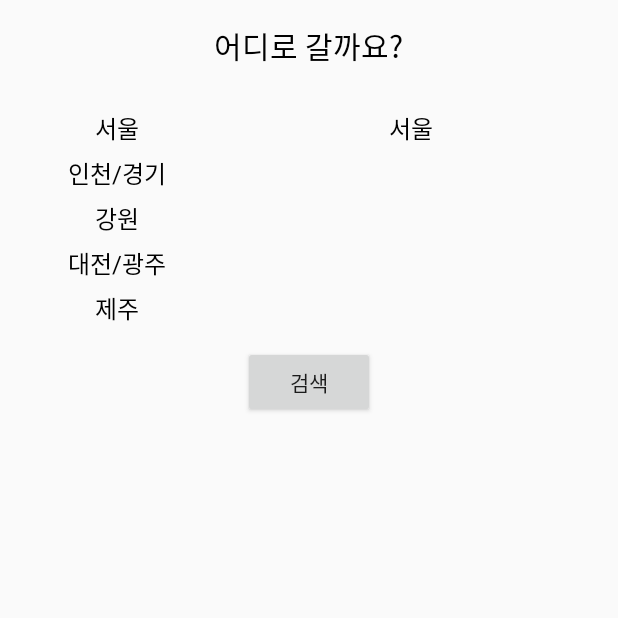
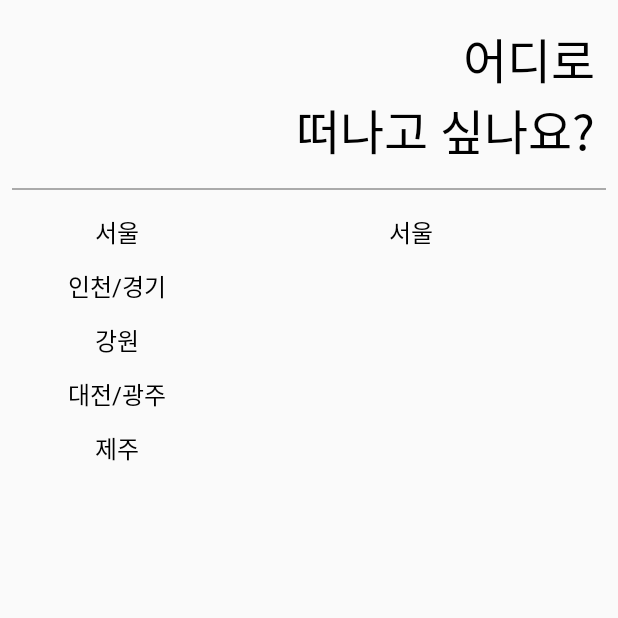
Before and after one commit to guidit/guidit-android, an Android app: the fragment SightFragment shown on its own in the app's theme, on a phone screen of 412 x 824 dp, the top half of it. Run offline under Robolectric (Android 15) with nearby library versions, the light colour scheme and no system bars; our stand-ins replace ButterKnife.

Commit message:
sight frag custom

```diff
--- a/app/src/main/java/com/cse421/guidit/fragments/SightFragment.java
+++ b/app/src/main/java/com/cse421/guidit/fragments/SightFragment.java
@@ -31,7 +31,6 @@ public class SightFragment extends Fragment {
 
     @BindView(R.id.upper_locations) RecyclerView upperRecyclerView;
     @BindView(R.id.lower_locations) RecyclerView lowerRecyclerView;
-    @BindView(R.id.search_btn) Button searchBtn;
 
     @BindArray(R.array.upper_locations) String [] upperLocations;
     @BindArray(R.array.lower_seoul) String [] seoul;
--- a/app/src/main/res/layout/fragment_sight.xml
+++ b/app/src/main/res/layout/fragment_sight.xml
@@ -1,18 +1,26 @@
 <?xml version="1.0" encoding="utf-8"?>
 <LinearLayout xmlns:android="http://schemas.android.com/apk/res/android"
-              android:orientation="vertical"
-              android:layout_width="match_parent"
-              android:layout_height="match_parent"
+    android:orientation="vertical"
+    android:layout_width="match_parent"
+    android:layout_height="match_parent"
     android:gravity="center_horizontal">
 
     <TextView
-        android:layout_width="wrap_content"
+        android:layout_width="match_parent"
         android:layout_height="wrap_content"
-        android:text="어디로 갈까요?"
+        android:text="어디로\n떠나고 싶나요?"
         android:textColor="@android:color/black"
-        android:textSize="20sp"
+        android:textSize="32sp"
+        android:textAlignment="textEnd"
+        android:layout_gravity="end"
         android:layout_margin="15dp"/>
 
+    <LinearLayout
+        android:layout_width="match_parent"
+        android:layout_height="1dp"
+        android:layout_marginLeft="8dp"
+        android:layout_marginRight="8dp"
+        android:background="@android:color/darker_gray"></LinearLayout>
     <LinearLayout
         android:layout_width="match_parent"
         android:layout_height="wrap_content"
@@ -33,9 +41,4 @@
 
     </LinearLayout>
 
-    <Button
-        android:id="@+id/search_btn"
-        android:layout_width="wrap_content"
-        android:layout_height="wrap_content"
-        android:text="검색" />
 </LinearLayout>
--- a/app/src/main/res/layout/item_location.xml
+++ b/app/src/main/res/layout/item_location.xml
@@ -3,7 +3,7 @@
               android:id="@+id/linear_layout"
               android:orientation="vertical"
               android:layout_width="match_parent"
-              android:layout_height="30dp"
+              android:layout_height="36dp"
               android:layout_gravity="center"
     android:gravity="center">
 
```
